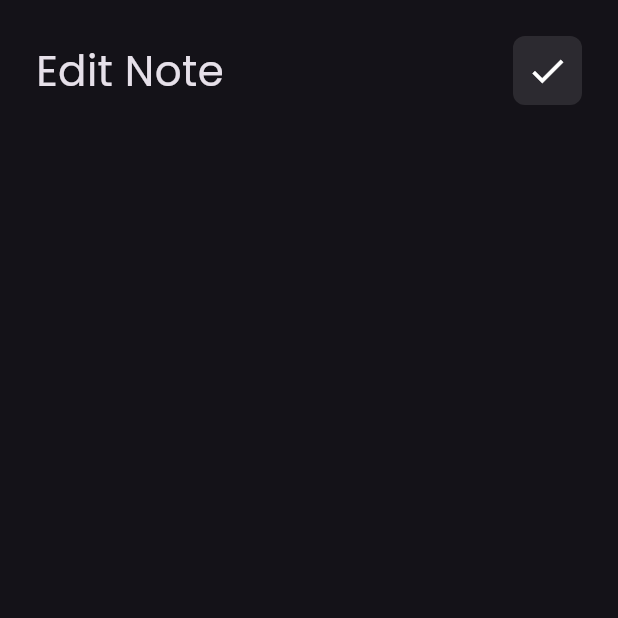
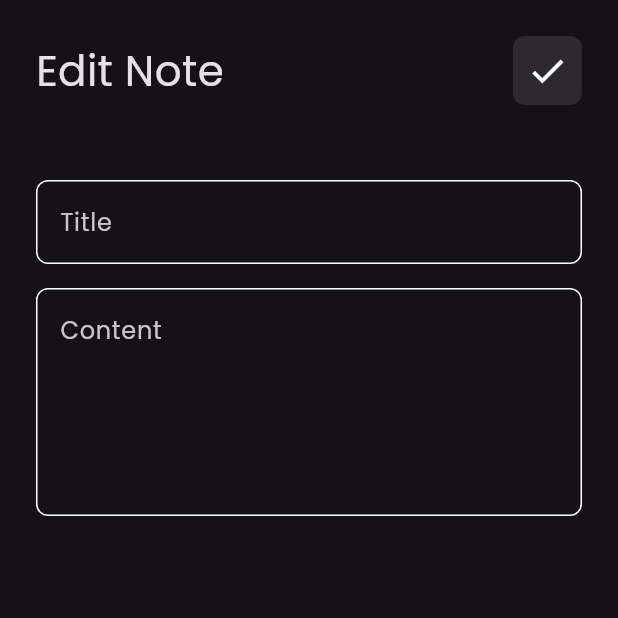
Before and after one commit to Ibrahimsamir10/notes_app, a Flutter app: the EditNoteView screen opened directly, on a phone screen of 412 x 824 dp, the top half of it. Run offline on Flutter 3.47's test engine with Material 3 defaults, Android fonts, the phone set to English and light mode, and no system bars; our stand-ins replace font_awesome_flutter.

Commit message:
edit note view ui finished

```diff
--- a/lib/views/widgets/add_note_bottom_sheet.dart
+++ b/lib/views/widgets/add_note_bottom_sheet.dart
@@ -20,6 +20,7 @@ class AddNoteBottomSheet extends StatelessWidget {
           ),
           SizedBox(height: 16,),
            CustomTextField(
+
             hint: 'Content',
             maxlines: 5,
           ),
--- a/lib/views/widgets/edit_view_body.dart
+++ b/lib/views/widgets/edit_view_body.dart
@@ -1,5 +1,6 @@
 import 'package:flutter/material.dart';
 import 'package:store_app/views/widgets/custom_app_bar.dart';
+import 'package:store_app/views/widgets/custom_text_field.dart';
 
 class EditNoteViewBody extends StatelessWidget {
   const EditNoteViewBody({super.key});
@@ -7,16 +8,28 @@ class EditNoteViewBody extends StatelessWidget {
   @override
   Widget build(BuildContext context) {
     return const Padding(
-      padding:  EdgeInsets.symmetric(horizontal: 24),
+      padding: EdgeInsets.symmetric(horizontal: 24),
       child: Column(
         children: [
-          SizedBox(height: 24,),
+          SizedBox(
+            height: 24,
+          ),
           CustomAppBar(
             title: 'Edit Note',
             icon: Icons.check,
           ),
-
-          ],
+          SizedBox(
+            height: 50,
+          ),
+          CustomTextField(hint: 'Title'),
+          SizedBox(
+            height: 16,
+          ),
+          CustomTextField(
+            hint: 'Content',
+            maxlines: 5,
+          ),
+        ],
       ),
     );
   }
```
